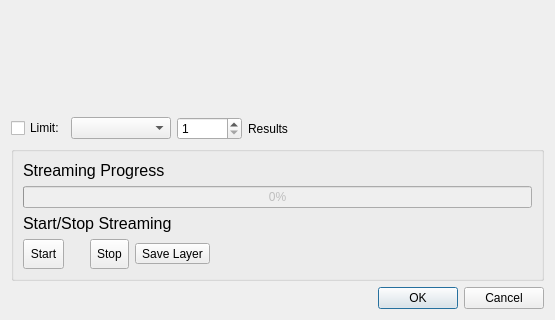
This is gui/threading_master_dialog_base.ui in ale-cristofori/Qweetgis as Qt 5 draws it before an edit; both pictures show x 0 to 555 and y 244 to 564 of the 555 by 564 pixel window. The edited form follows.
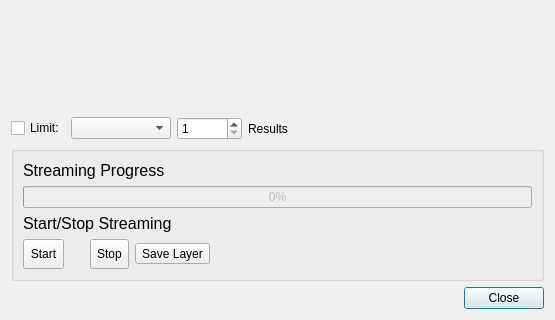
This is the edited form. Custom widgets are drawn as their Qt base class.

The edit to the form file:
```diff
--- a/gui/threading_master_dialog_base.ui
+++ b/gui/threading_master_dialog_base.ui
@@ -115,7 +115,7 @@
         <enum>Qt::Horizontal</enum>
        </property>
        <property name="standardButtons">
-        <set>QDialogButtonBox::Cancel|QDialogButtonBox::Ok</set>
+        <set>QDialogButtonBox::Close</set>
        </property>
       </widget>
      </item>
```
